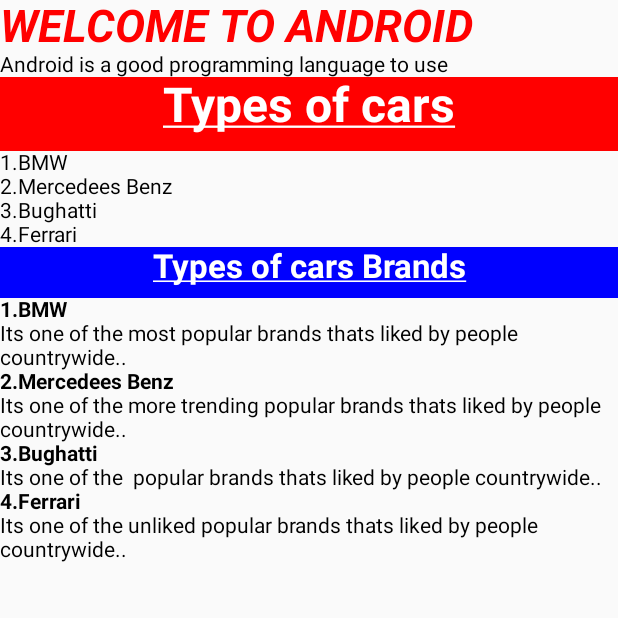
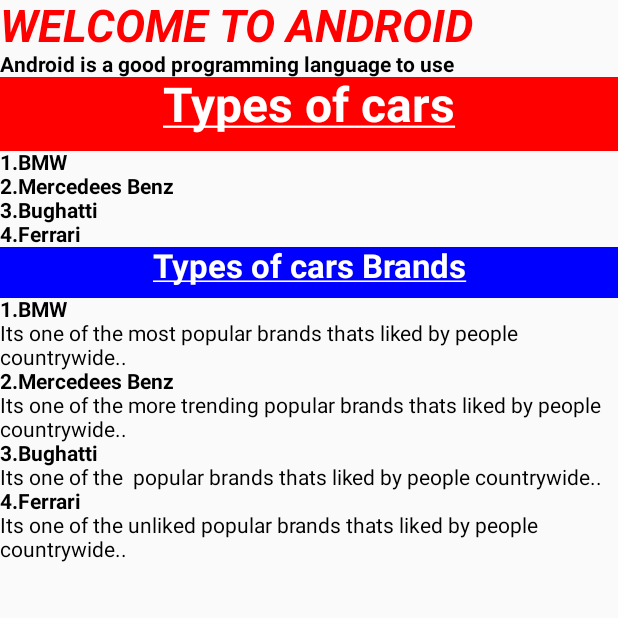
Before and after one commit to Itsdanson254/MY-APPS, an Android app built with Jetpack Compose: the screen it shows after launch (MainActivity), on a phone screen of 412 x 824 dp, the top half of it. Run offline under Robolectric (Android 15) with nearby library versions, the phone set to English and light mode, and no system bars.

Commit message:
initial commit

```diff
--- a/app/src/main/java/com/example/dansonsapplication/MainActivity.kt
+++ b/app/src/main/java/com/example/dansonsapplication/MainActivity.kt
@@ -46,7 +46,8 @@ fun Demo(){
             fontSize = 30.sp,
             fontStyle = FontStyle.Italic,
             fontWeight = FontWeight.Bold)
-        Text(text = "Android is a good programming language to use")
+        Text(text = "Android is a good programming language to use",
+                 fontWeight = FontWeight.Bold)
 
 
         Text(text = "Types of cars",
@@ -62,10 +63,10 @@ fun Demo(){
             color = Color.White
         )
 
-        Text(text = "1.BMW")
-        Text(text = "2.Mercedees Benz")
-        Text(text = "3.Bughatti")
-        Text(text = "4.Ferrari")
+        Text(text = "1.BMW",fontWeight = FontWeight.Bold)
+        Text(text = "2.Mercedees Benz",fontWeight = FontWeight.Bold)
+        Text(text = "3.Bughatti",fontWeight = FontWeight.Bold)
+        Text(text = "4.Ferrari",fontWeight = FontWeight.Bold)
 
         Text(text = "Types of cars Brands",
             fontSize = 22.sp,
```
